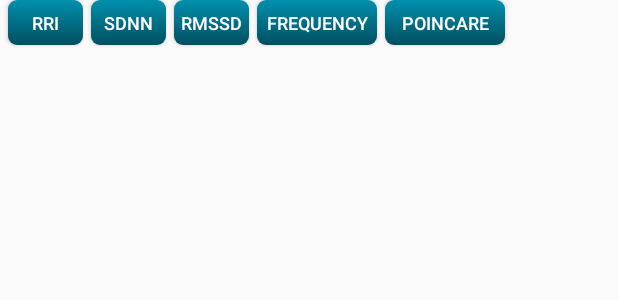
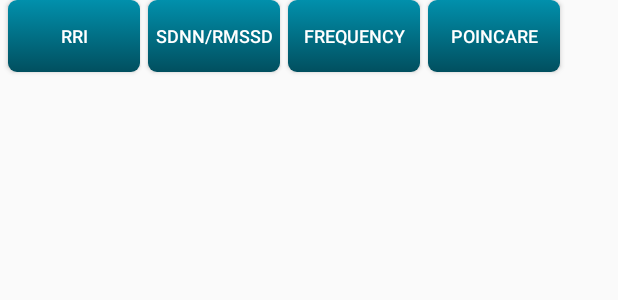
Before and after one commit to shower929/ecg, an Android app: the layout swm_hrv_switch.xml on its own in the app's theme, with its tools: preview values and no code run, on a phone screen of 412 x 824 dp. Shown: the top 300 px of the screen. Run offline under Robolectric (Android 15) with nearby library versions, the phone set to English and light mode, and no system bars.

Commit message:
Integrate sdnn and rmssd

```diff
--- a/app/src/main/AndroidManifest.xml
+++ b/app/src/main/AndroidManifest.xml
@@ -141,7 +141,7 @@
             android:label="@string/title_activity_sdnn"
             android:theme="@style/FullscreenTheme"
             android:screenOrientation="landscape"/>
-        <activity android:name="com.swm.core.RmssdActivity"
+        <activity android:name="com.swm.core.SdnnAndRmssdActivity"
             android:configChanges="orientation|keyboardHidden|keyboard|screenSize"
             android:exported="false"
             android:screenOrientation="landscape"
--- a/app/src/main/java/com/swm/core/CompositeActivity.java
+++ b/app/src/main/java/com/swm/core/CompositeActivity.java
@@ -205,12 +205,12 @@ public class CompositeActivity extends SwmBaseActivity implements EcgListener
             mSwmBinder.removeHrvListener(this);
             mSwmBinder.removeMotionListener();
         }
-        mHeartBeatSound.release();
     }
 
     @Override
     protected void onStop() {
         super.onStop();
+        mHeartBeatSound.release();
         SwmCore.getIns().removeProfilingListener();
         if (mLocationService != null)
             mLocationService.removeLocationListener();
@@ -220,6 +220,7 @@ public class CompositeActivity extends SwmBaseActivity implements EcgListener
     @Override
     protected void onStart() {
         super.onStart();
+        mHeartBeatSound.prepare();
         SwmCore.getIns().setProfilingListener(this);
         if (mLocationService != null)
             mLocationService.setLocationListener(this);
--- a/app/src/main/java/com/swm/core/MenuController.java
+++ b/app/src/main/java/com/swm/core/MenuController.java
@@ -2,7 +2,6 @@ package com.swm.core;
 
 import android.content.Context;
 import android.content.Intent;
-import android.view.Menu;
 
 import com.swm.heart.R;
 
@@ -40,7 +39,7 @@ class MenuController {
     }
 
     void startHrvActivity() {
-        Intent intent = new Intent(mContext, RmssdActivity.class);
+        Intent intent = new Intent(mContext, SdnnAndRmssdActivity.class);
         mContext.startActivity(intent);
     }
 
--- a/app/src/main/res/layout/swm_hrv_switch.xml
+++ b/app/src/main/res/layout/swm_hrv_switch.xml
@@ -6,8 +6,8 @@
     android:layout_height="match_parent">
     <Button
         android:id="@+id/swm_hrv_rri"
-        android:layout_width="50dp"
-        android:layout_height="30dp"
+        android:layout_width="wrap_content"
+        android:layout_height="wrap_content"
         android:text="@string/swm_rri"
         android:textColor="@color/swm_white"
         android:background="@drawable/swm_inactive_cta_button"
@@ -15,20 +15,10 @@
         android:textSize="12dp"
         />
     <Button
-        android:id="@+id/swm_hrv_sdnn"
-        android:layout_width="50dp"
-        android:layout_height="30dp"
-        android:text="@string/swm_sdnn"
-        android:textColor="@color/swm_white"
-        android:background="@drawable/swm_inactive_cta_button"
-        android:layout_marginLeft="5dp"
-        android:textSize="12dp"
-        />
-    <Button
-        android:id="@+id/swm_hrv_rmssd"
-        android:layout_width="50dp"
-        android:layout_height="30dp"
-        android:text="@string/swm_rmssd"
+        android:id="@+id/swm_hrv_sdnn_and_rmssd"
+        android:layout_width="wrap_content"
+        android:layout_height="wrap_content"
+        android:text="@string/swm_sdnn_and_rmssd"
         android:textColor="@color/swm_white"
         android:background="@drawable/swm_inactive_cta_button"
         android:layout_marginLeft="5dp"
@@ -36,8 +26,8 @@
         />
     <Button
         android:id="@+id/swm_hrv_frequency"
-        android:layout_width="80dp"
-        android:layout_height="30dp"
+        android:layout_width="wrap_content"
+        android:layout_height="wrap_content"
         android:text="@string/swm_hrv_frequency"
         android:textColor="@color/swm_white"
         android:background="@drawable/swm_inactive_cta_button"
@@ -46,8 +36,8 @@
         />
     <Button
         android:id="@+id/swm_hrv_poincare"
-        android:layout_width="80dp"
-        android:layout_height="30dp"
+        android:layout_width="wrap_content"
+        android:layout_height="wrap_content"
         android:text="@string/swm_hrv_poincare"
         android:textColor="@color/swm_white"
         android:background="@drawable/swm_inactive_cta_button"
--- a/app/src/main/res/values/strings.xml
+++ b/app/src/main/res/values/strings.xml
@@ -127,4 +127,5 @@
     <string name="swm_hrv_poincare">Poincare</string>
     <string name="title_activity_sdnn">SdnnActivity</string>
     <string name="swm_rri">RRI</string>
+    <string name="swm_sdnn_and_rmssd">SDNN/RMSSD</string>
 </resources>
```
Also changed, not shown: app/src/main/java/com/swm/app/superrun/SuperRunActivity.java (+11 -1 lines), app/src/main/java/com/swm/core/SdnnAndRmssdActivity.java (renamed from app/src/main/java/com/swm/core/RmssdActivity.java, +27 -7 lines), app/src/main/java/com/swm/core/SwitchController.java (+9 -13 lines), app/src/main/java/com/swm/heartbeat/HeartBeatSound.java (+10 -2 lines), app/src/main/res/layout/activity_rmssd.xml (deleted, +0 -73 lines), app/src/main/res/layout/activity_sdnn_and_rmssd.xml (added, +123 -0 lines).
